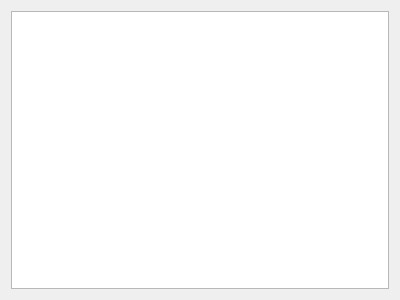
Old version of the form ui/detailwidget.ui in the repository Harry-Chen/OOP-Cash.
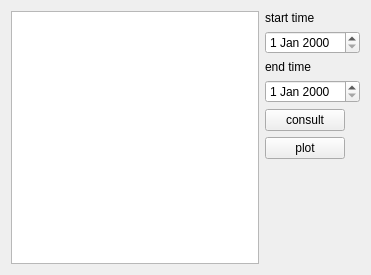
New version of the form.

Patch:
```diff
--- a/ui/detailwidget.ui
+++ b/ui/detailwidget.ui
@@ -6,16 +6,64 @@
    <rect>
     <x>0</x>
     <y>0</y>
-    <width>400</width>
-    <height>300</height>
+    <width>371</width>
+    <height>275</height>
    </rect>
   </property>
   <property name="windowTitle">
    <string>Form</string>
   </property>
-  <layout class="QGridLayout" name="gridLayout">
-   <item row="0" column="0">
-    <widget class="QListWidget" name="listBills"/>
+  <layout class="QHBoxLayout" name="horizontalLayout_2">
+   <item>
+    <layout class="QHBoxLayout" name="horizontalLayout">
+     <item>
+      <widget class="QListWidget" name="listBills"/>
+     </item>
+     <item>
+      <layout class="QFormLayout" name="formLayout">
+       <item row="0" column="0">
+        <widget class="QLabel" name="label">
+         <property name="text">
+          <string>start time</string>
+         </property>
+         <property name="buddy">
+          <cstring>timeFrom</cstring>
+         </property>
+        </widget>
+       </item>
+       <item row="1" column="0">
+        <widget class="QDateEdit" name="timeFrom"/>
+       </item>
+       <item row="2" column="0">
+        <widget class="QLabel" name="label_2">
+         <property name="text">
+          <string>end time</string>
+         </property>
+         <property name="buddy">
+          <cstring>timeTo</cstring>
+         </property>
+        </widget>
+       </item>
+       <item row="3" column="0">
+        <widget class="QDateEdit" name="timeTo"/>
+       </item>
+       <item row="4" column="0">
+        <widget class="QPushButton" name="consult">
+         <property name="text">
+          <string>consult</string>
+         </property>
+        </widget>
+       </item>
+       <item row="5" column="0">
+        <widget class="QPushButton" name="plot">
+         <property name="text">
+          <string>plot</string>
+         </property>
+        </widget>
+       </item>
+      </layout>
+     </item>
+    </layout>
    </item>
   </layout>
  </widget>
```
